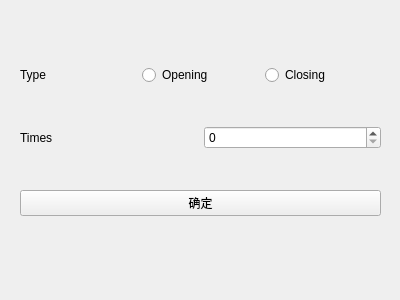
The window that GUI_version/ui/uiOC.ui (pyb0924/BI908_project) describes before a commit, drawn with Qt 5.
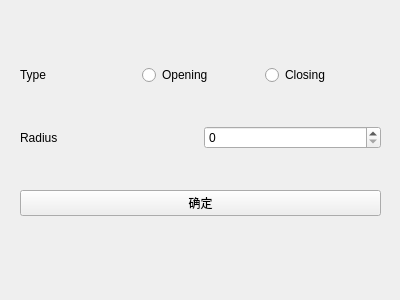
The same window after the commit.

What changed in the file:
```diff
--- a/GUI_version/ui/uiOC.ui
+++ b/GUI_version/ui/uiOC.ui
@@ -53,7 +53,7 @@
       <item>
        <widget class="QLabel" name="label_2">
         <property name="text">
-         <string>Times</string>
+         <string>Radius</string>
         </property>
        </widget>
       </item>
```
Left out of the diff: 2 changed lines with no effect on the pictures.
